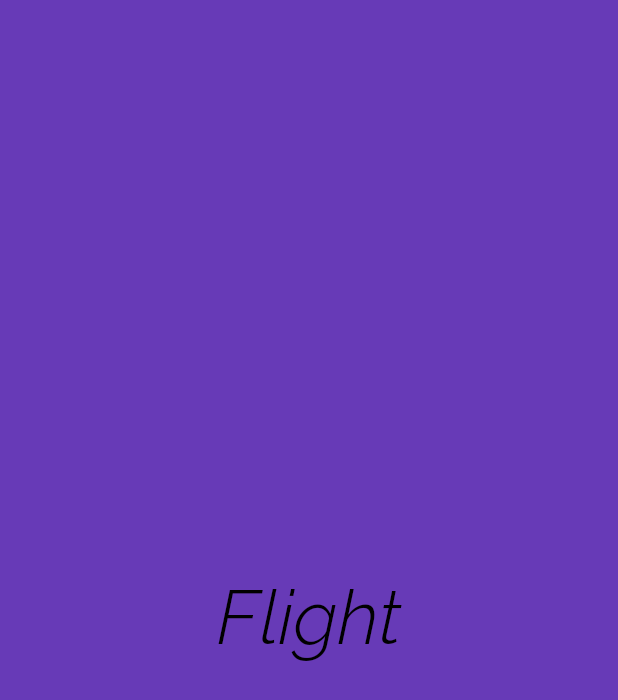
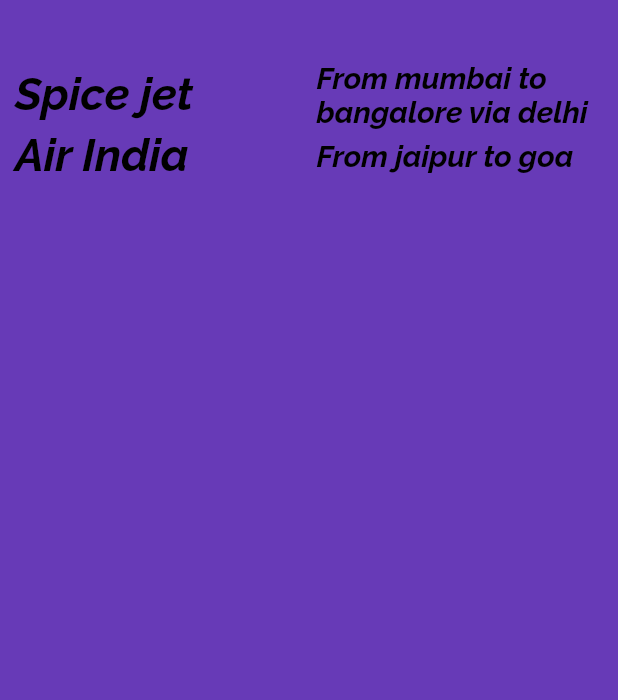
Before and after one commit to Nishant7410/flutter, a Flutter app: the screen it shows after launch, on a phone screen of 412 x 824 dp. Shown: the top 700 px of the screen. Run offline on Flutter 3.47's test engine with Material 2 defaults, Android fonts, the phone set to English and light mode, and no system bars.

Commit message:
rows and column

```diff
--- a/eploring_ui_app/lib/home.dart
+++ b/eploring_ui_app/lib/home.dart
@@ -6,18 +6,56 @@ class Home extends StatelessWidget {
     // TODO: implement build
     return Center(
         child: Container(
+            padding: EdgeInsets.only(left: 10.0, top: 40.0),
             alignment: Alignment.center,
             color: Colors.deepPurple,
-      child: Text("Flight",
+            child: Column(
+              children: <Widget>[
+                Row(children: <Widget>[
+                  Expanded(
+                      child: Text("Spice jet",
                           textDirection: TextDirection.ltr,
                           style: TextStyle(
-            fontSize: 50.0,
+                              fontSize: 30.0,
                               color: Colors.black,
                               decoration: TextDecoration.none,
                               fontFamily: 'Raleway',
-            fontWeight: FontWeight.w300,
-            fontStyle: FontStyle.italic
-          )),
-    ));
+                              fontWeight: FontWeight.w700,
+                              fontStyle: FontStyle.italic))),
+                  Expanded(
+                      child: Text("From mumbai to bangalore via delhi",
+                          textDirection: TextDirection.ltr,
+                          style: TextStyle(
+                              fontSize: 20.0,
+                              color: Colors.black,
+                              decoration: TextDecoration.none,
+                              fontFamily: 'Raleway',
+                              fontWeight: FontWeight.w700,
+                              fontStyle: FontStyle.italic)))
+                ]),
+                Row(children: <Widget>[
+                  Expanded(
+                      child: Text("Air India",
+                          textDirection: TextDirection.ltr,
+                          style: TextStyle(
+                              fontSize: 30.0,
+                              color: Colors.black,
+                              decoration: TextDecoration.none,
+                              fontFamily: 'Raleway',
+                              fontWeight: FontWeight.w700,
+                              fontStyle: FontStyle.italic))),
+                  Expanded(
+                      child: Text("From jaipur to goa",
+                          textDirection: TextDirection.ltr,
+                          style: TextStyle(
+                              fontSize: 20.0,
+                              color: Colors.black,
+                              decoration: TextDecoration.none,
+                              fontFamily: 'Raleway',
+                              fontWeight: FontWeight.w700,
+                              fontStyle: FontStyle.italic)))
+                ])
+              ],
+            )));
   }
 }
```
Lines whose indentation alone changed are shown as unchanged.
